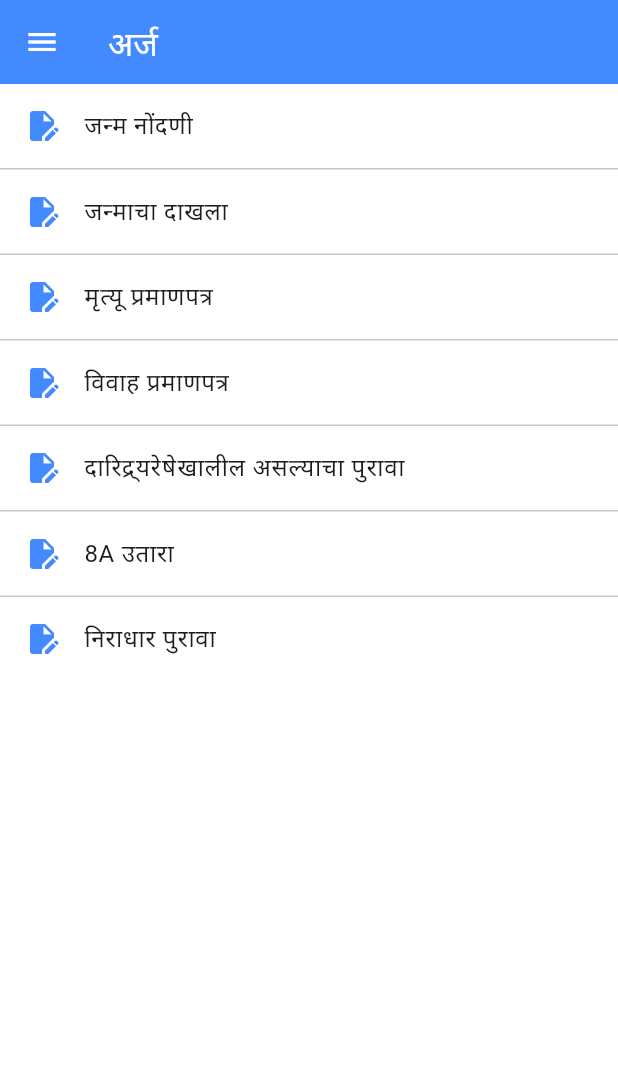
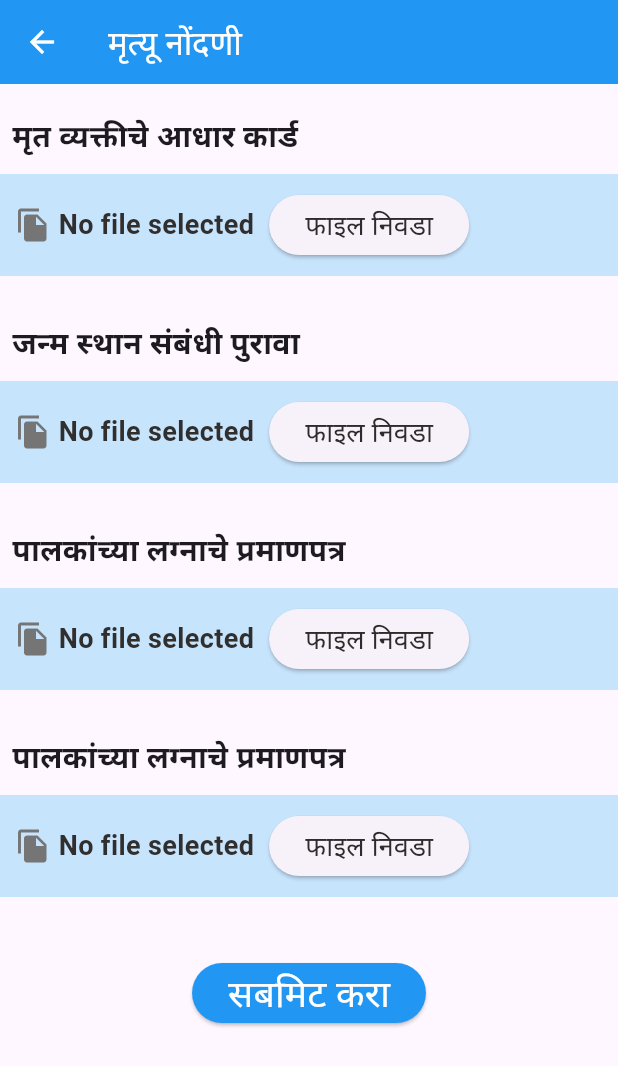
Before and after one commit to Siddhi-Nikam/Digital_Panchayat_Flutter_App, a Flutter app: the Apply screen opened directly with empty values, after a tap on "मृत्यू प्रमाणपत्र", on a phone screen of 412 x 824 dp. Shown: the top 1066 px of the screen. Run offline on Flutter 3.47's test engine with Material 3 defaults, Android fonts, the phone set to English and light mode, and no system bars; our stand-ins replace file_picker, image_picker, jwt_decoder, mask_text_input_formatter, shared_preferences; missing offline and left inert: razorpay_flutter; accounts and stored records are empty.

Commit message:
new ui of death certificate

```diff
--- /dev/null
+++ b/lib/user/user pages/applications pages/death_regi.dart
@@ -0,0 +1,136 @@
+import 'package:file_picker/file_picker.dart';
+import 'package:flutter/material.dart';
+import 'package:http/http.dart' as http;
+import '../../../reusable component/button.dart';
+import '../../../reusable component/file.text.dart';
+import '../../../reusable component/file_picking.dart';
+
+class DeathRegi extends StatefulWidget {
+  const DeathRegi({super.key});
+
+  @override
+  State<StatefulWidget> createState() {
+    return DeathRegiState();
+  }
+}
+
+class DeathRegiState extends State {
+  final Map<String, dynamic> _fileNames = {
+    'personId': "No file selected",
+    'application': "No file selected",
+    'recidence': "No file selected",
+    'witnessId': "No file selected"
+  };
+
+  FilePickerResult? result;
+  // Function to pick a single file
+  Future _pickFile(String key) async {
+    result = await FilePicker.platform.pickFiles();
+
+    if (result != null && result!.files.isNotEmpty) {
+      PlatformFile file = result!.files.first;
+      setState(() {
+        _fileNames[key] = file.name;
+      });
+    } else {
+      setState(() {
+        _fileNames[key] = "No file selected";
+      });
+    }
+  }
+
+  Future<void> _submitFiles() async {
+    try {
+      // API endpoint
+      final url = Uri.parse("");
+
+      // Prepare the request
+      var request = http.MultipartRequest('POST', url);
+
+      // Add files to the request
+      for (var entry in _fileNames.entries) {
+        if (entry.value != "No file selected") {
+          request.files.add(
+            await http.MultipartFile.fromPath(entry.key, entry.value),
+          );
+        }
+      }
+      // Send the request
+      var response = await request.send();
+
+      if (response.statusCode == 200) {
+        print("Files uploaded successfully!");
+      } else {
+        print("Failed to upload files. Error: ${response.reasonPhrase}");
+      }
+    } catch (e) {
+      print("Error while submitting files: $e");
+    }
+  }
+
+  @override
+  Widget build(BuildContext context) {
+    return Scaffold(
+      appBar: AppBar(
+        title: Text(
+          "मृत्यू नोंदणी",
+          style: TextStyle(color: Colors.white),
+        ),
+        backgroundColor: Colors.blue,
+        iconTheme: IconThemeData(color: Colors.white),
+      ),
+      body: SingleChildScrollView(
+        child: Column(
+          children: [
+            Padding(padding: EdgeInsets.all(10)),
+            CustomAlignedText(
+              text: 'मृत व्यक्तीचे आधार कार्ड',
+            ),
+            FilePickerRow(
+              fileName: _fileNames["personId"]!,
+              onPickFile: () {
+                _pickFile("personId");
+              },
+            ),
+            CustomAlignedText(
+              text: 'जन्म स्थान संबंधी पुरावा',
+            ),
+            FilePickerRow(
+              fileName: _fileNames["application"]!,
+              onPickFile: () {
+                _pickFile("application");
+              },
+            ),
+            CustomAlignedText(
+              text: 'पालकांच्या लग्नाचे प्रमाणपत्र',
+            ),
+            FilePickerRow(
+              fileName: _fileNames["recidence"]!,
+              onPickFile: () {
+                _pickFile("recidence");
+              },
+            ),
+            CustomAlignedText(
+              text: 'पालकांच्या लग्नाचे प्रमाणपत्र',
+            ),
+            FilePickerRow(
+              fileName: _fileNames["witnessId"]!,
+              onPickFile: () {
+                _pickFile("witnessId");
+              },
+            ),
+            btn(
+              text: 'सबमिट करा',
+              onPressed: () {
+                _submitFiles();
+              },
+              bg_color: Colors.blue,
+              textcolor: Colors.white,
+              fontSize: 25,
+            ),
+          ],
+        ),
+      ),
+    );
+  }
+}
--- a/lib/user/user pages/apply.dart
+++ b/lib/user/user pages/apply.dart
@@ -1,6 +1,7 @@
 import 'package:flutter/material.dart';
 import '../outter pages/userdrawer.dart';
 import 'applications pages/birth.certificate.dart';
+import 'applications pages/death_regi.dart';
 import 'applications pages/marriage_regi.dart';
 import 'applications pages/regi_birth.dart';
 
@@ -64,7 +65,10 @@ class ApplyState extends State<Apply> {
               color: Colors.blueAccent,
             ),
             title: const Text("मृत्यू प्रमाणपत्र"),
-            onTap: () {},
+            onTap: () {
+              Navigator.push(context,
+                  MaterialPageRoute(builder: (context) => DeathRegi()));
+            },
           ),
           const Divider(height: 1),
           ListTile(
```
